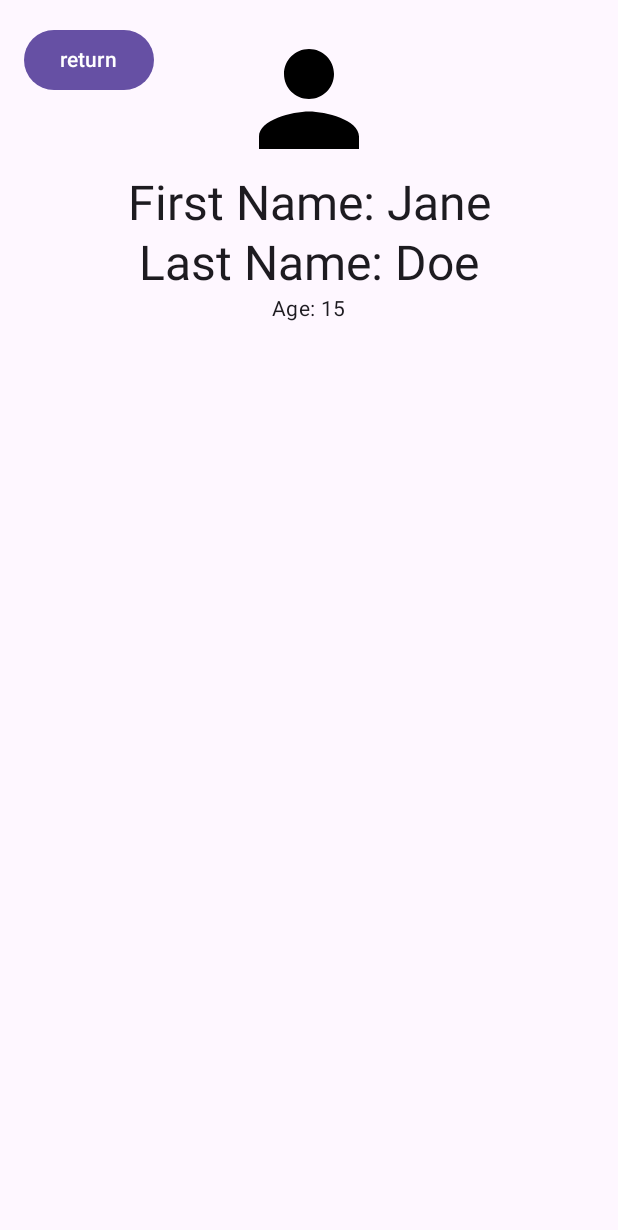
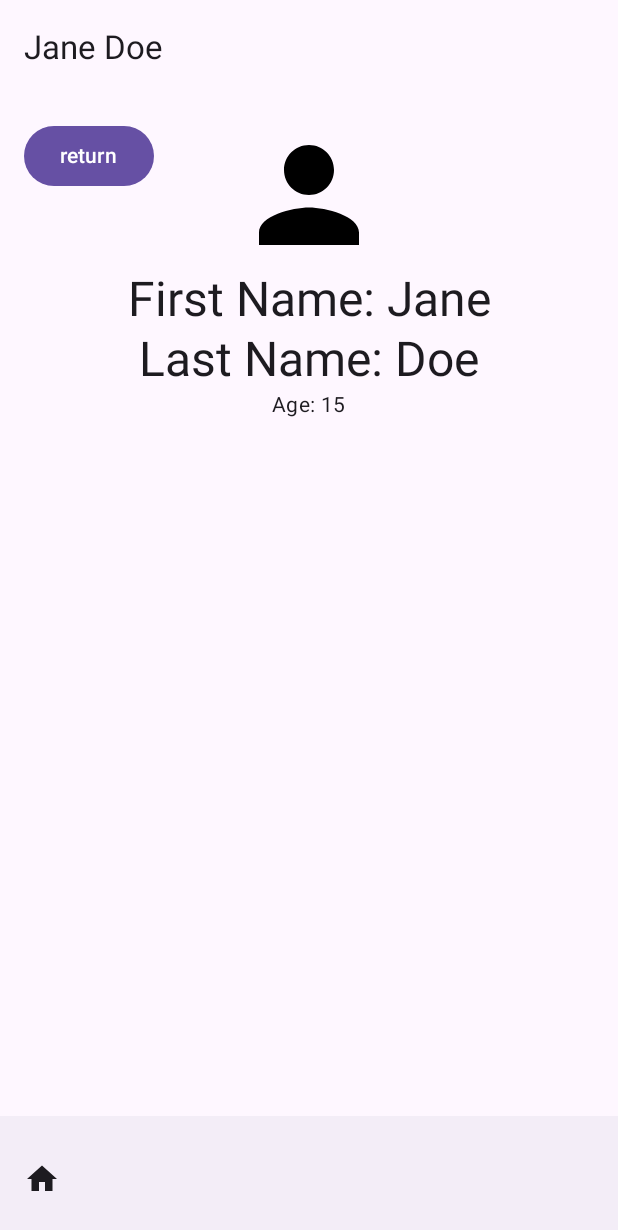
Before and after one commit to chjoe22/kotlinNotes, an Android app built with Jetpack Compose: the screen it shows after launch (MainActivity), after a tap on an icon or button, on a phone screen of 412 x 824 dp. Shown: the top 1230 px of the screen. Run offline under Robolectric (Android 15) with nearby library versions, the phone set to English and light mode, and no system bars.

Commit message:
mindre ændringer til noget top- og bottombar, og opdeling af klasser

```diff
--- a/app/src/main/java/com/example/exercise1/MainActivity.kt
+++ b/app/src/main/java/com/example/exercise1/MainActivity.kt
@@ -11,16 +11,25 @@ import androidx.compose.foundation.layout.*
 import androidx.compose.foundation.lazy.LazyColumn
 import androidx.compose.foundation.lazy.items
 import androidx.compose.foundation.shape.RoundedCornerShape
+import androidx.compose.material.icons.Icons
+import androidx.compose.material.icons.filled.Home
+import androidx.compose.material.icons.filled.Menu
+import androidx.compose.material3.BottomAppBar
 import androidx.compose.material3.Button
 import androidx.compose.material3.ButtonColors
 import androidx.compose.material3.Card
 import androidx.compose.material3.CardDefaults
+import androidx.compose.material3.ExperimentalMaterial3Api
 import androidx.compose.material3.FilledTonalButton
+import androidx.compose.material3.Icon
+import androidx.compose.material3.IconButton
 import androidx.compose.material3.MaterialTheme
 import androidx.compose.material3.OutlinedButton
 import androidx.compose.material3.Scaffold
 import androidx.compose.material3.Text
+import androidx.compose.material3.TopAppBar
 import androidx.compose.runtime.Composable
+import androidx.compose.runtime.getValue
 import androidx.compose.runtime.mutableStateOf
 import androidx.compose.runtime.remember
 import androidx.compose.ui.Alignment
@@ -30,15 +39,20 @@ import androidx.compose.ui.graphics.Color
 import androidx.compose.ui.res.painterResource
 import androidx.compose.ui.tooling.preview.Preview
 import androidx.compose.ui.unit.dp
+import androidx.lifecycle.viewmodel.compose.viewModel
 import androidx.navigation.NavController
 import androidx.navigation.compose.NavHost
 import androidx.navigation.compose.composable
 import androidx.navigation.compose.rememberNavController
+import com.example.exercise1.data.bars.BottomBar
+import com.example.exercise1.data.bars.TopBar
 import com.example.exercise1.data.cards.FriendList
 import com.example.exercise1.data.cards.ProfileCard
 import com.example.exercise1.data.screens.DetailsScreen
 import com.example.exercise1.data.screens.MainScreen
 import com.example.exercise1.data.user.User
+import com.example.exercise1.data.viewmodel.FriendListViewModel
+import com.example.exercise1.data.viewmodel.TopBarViewModel
 import com.example.exercise1.ui.theme.Exercise1Theme
 
 class MainActivity : ComponentActivity() {
@@ -54,27 +68,37 @@ class MainActivity : ComponentActivity() {
         )
         enableEdgeToEdge()
         setContent {
+            val topBarViewModel: TopBarViewModel = viewModel()
+            val friendListViewModel: FriendListViewModel = viewModel()
             Exercise1Theme (
                 dynamicColor = false
             ) {
                 val navController = rememberNavController()
-                NavHost(navController = navController, startDestination = "main") {
+                Scaffold (
+                    topBar = { TopBar(viewModel = topBarViewModel) },
+                    bottomBar = { BottomBar(navController) }
+                ){ paddingValues ->
+                    NavHost(
+                        navController = navController,
+                        startDestination = "main",
+                        modifier = Modifier.padding(paddingValues)
+                    ) {
                         composable("main"){
-                        MainScreen(navController, user, listOfUsers)
+                            MainScreen(navController, user, listOfUsers, friendListViewModel, topBarViewModel)
                         }
                         composable("details/{firstName}/{lastName}/{age}/{image}"){ backStackEntry ->
                             val firstName = backStackEntry.arguments?.getString("firstName")
                             val lastName = backStackEntry.arguments?.getString("lastName")
                             val age = backStackEntry.arguments?.getString("age")?.toInt()
                             val image = backStackEntry.arguments?.getString("image")?.toInt()
-                        DetailsScreen(navController, firstName, lastName, age, image)
+                            DetailsScreen(navController, firstName, lastName, age, image, topBarViewModel = topBarViewModel)
                         }
                     }
                 }
             }
         }
     }
-
+}
 
 @Preview(showBackground = true)
 @Composable
--- /dev/null
+++ b/app/src/main/java/com/example/exercise1/data/bars/BottomBar.kt
@@ -0,0 +1,18 @@
+package com.example.exercise1.data.bars
+
+import androidx.compose.material.icons.Icons
+import androidx.compose.material.icons.filled.Home
+import androidx.compose.material3.BottomAppBar
+import androidx.compose.material3.Icon
+import androidx.compose.material3.IconButton
+import androidx.compose.runtime.Composable
+import androidx.navigation.NavController
+
+@Composable
+fun BottomBar(navController: NavController){
+    BottomAppBar {
+        IconButton(onClick = { navController.navigate("main") }) {
+            Icon(Icons.Filled.Home, contentDescription = "Home")
+        }
+    }
+}
--- /dev/null
+++ b/app/src/main/java/com/example/exercise1/data/bars/TopBar.kt
@@ -0,0 +1,25 @@
+package com.example.exercise1.data.bars
+
+import androidx.compose.foundation.layout.RowScope
+import androidx.compose.material3.ExperimentalMaterial3Api
+import androidx.compose.material3.Text
+import androidx.compose.material3.TopAppBar
+import androidx.compose.runtime.Composable
+import androidx.compose.runtime.getValue
+import androidx.lifecycle.viewmodel.compose.viewModel
+import com.example.exercise1.data.viewmodel.TopBarViewModel
+
+@OptIn(ExperimentalMaterial3Api::class)
+@Composable
+fun TopBar(viewModel: TopBarViewModel = viewModel(), actions: @Composable RowScope.() -> Unit = {}){
+    val title by viewModel.title
+    TopAppBar(
+        title = { Text(title) },
+        actions = actions
+//        navigationIcon = {
+//            IconButton(onClick = {}) {
+//                Icon(Icons.Filled.Menu, contentDescription = "Menu")
+//            }
+//        }
+    )
+}
--- a/app/src/main/java/com/example/exercise1/data/cards/FriendList.kt
+++ b/app/src/main/java/com/example/exercise1/data/cards/FriendList.kt
@@ -35,7 +35,7 @@ import com.example.exercise1.data.viewmodel.FriendListViewModel
 @Composable
 fun FriendList(user: User, navController: NavController, viewModel: FriendListViewModel = viewModel()) {
     val userId = user.getId()
-    val isGreen = viewModel.cardColors[userId] == true
+    val isGreen = viewModel.toggledButtons.contains(userId)
     val backgroundColor = if (isGreen) Color.Green else Color.Unspecified
     Card(
         colors = CardDefaults.cardColors(containerColor = backgroundColor),
@@ -66,7 +66,7 @@ fun FriendList(user: User, navController: NavController, viewModel: FriendListVi
             }
             Button(
                 onClick = {
-                    viewModel.toggleCardColor(userId)
+                    viewModel.toggleButton(userId)
                 },
                 modifier = Modifier.padding(8.dp).size(50.dp),
                 contentPadding = PaddingValues(0.dp),
--- a/app/src/main/java/com/example/exercise1/data/screens/DetailsScreen.kt
+++ b/app/src/main/java/com/example/exercise1/data/screens/DetailsScreen.kt
@@ -8,7 +8,11 @@ import androidx.compose.foundation.layout.height
 import androidx.compose.foundation.layout.padding
 import androidx.compose.foundation.layout.width
 import androidx.compose.foundation.shape.RoundedCornerShape
+import androidx.compose.material.icons.Icons
+import androidx.compose.material.icons.filled.ArrowBack
 import androidx.compose.material3.Button
+import androidx.compose.material3.Icon
+import androidx.compose.material3.IconButton
 import androidx.compose.material3.MaterialTheme
 import androidx.compose.material3.Scaffold
 import androidx.compose.material3.Text
@@ -18,11 +22,21 @@ import androidx.compose.ui.Modifier
 import androidx.compose.ui.draw.clip
 import androidx.compose.ui.res.painterResource
 import androidx.compose.ui.unit.dp
+import androidx.lifecycle.viewmodel.compose.viewModel
 import androidx.navigation.NavController
+import com.example.exercise1.data.viewmodel.TopBarViewModel
 
 @Composable
-fun DetailsScreen(navController: NavController, firstName: String?, lastName: String?, age: Int?, image: Int?){
-    Scaffold(modifier = Modifier.fillMaxSize()) { innerPadding ->
+fun DetailsScreen(navController: NavController,
+                  firstName: String?,
+                  lastName: String?,
+                  age: Int?,
+                  image: Int?,
+                  topBarViewModel: TopBarViewModel = viewModel()
+){
+    topBarViewModel.setTitle(firstName + " " + lastName)
+    Scaffold(modifier = Modifier.fillMaxSize()
+    ) { innerPadding ->
         Button(
             onClick = { navController.popBackStack() },
             modifier = Modifier.padding(16.dp)
--- a/app/src/main/java/com/example/exercise1/data/screens/MainScreen.kt
+++ b/app/src/main/java/com/example/exercise1/data/screens/MainScreen.kt
@@ -14,16 +14,23 @@ import com.example.exercise1.data.cards.FriendList
 import com.example.exercise1.data.cards.ProfileCard
 import com.example.exercise1.data.user.User
 import com.example.exercise1.data.viewmodel.FriendListViewModel
+import com.example.exercise1.data.viewmodel.TopBarViewModel
 
 @Composable
-fun MainScreen(navController: NavController, user: User, listOfUsers: List<User>, viewModel: FriendListViewModel = viewModel()){
+fun MainScreen(navController: NavController,
+               user: User,
+               listOfUsers: List<User>,
+               friendListViewModel: FriendListViewModel = viewModel(),
+               topBarViewModel: TopBarViewModel = viewModel(),
+               ){
     Scaffold(modifier = Modifier.fillMaxSize()) { innerPadding ->
         Column {
+            topBarViewModel.setTitle("Main Screen")
             ProfileCard(user, Modifier.padding(innerPadding))
 
             LazyColumn {
                 items(listOfUsers) { user ->
-                    FriendList(user, navController, viewModel)
+                    FriendList(user, navController, friendListViewModel)
                 }
             }
         }
--- a/app/src/main/java/com/example/exercise1/data/viewmodel/FriendListViewModel.kt
+++ b/app/src/main/java/com/example/exercise1/data/viewmodel/FriendListViewModel.kt
@@ -1,6 +1,9 @@
 package com.example.exercise1.data.viewmodel
 
+import androidx.compose.runtime.getValue
 import androidx.compose.runtime.mutableStateMapOf
+import androidx.compose.runtime.mutableStateOf
+import androidx.compose.runtime.setValue
 import androidx.compose.runtime.snapshots.SnapshotStateMap
 import androidx.lifecycle.ViewModel
 
@@ -9,4 +12,13 @@ class FriendListViewModel : ViewModel() {
     fun toggleCardColor(userId: String){
         cardColors[userId] = cardColors[userId] != true
     }
+
+    var toggledButtons by mutableStateOf(setOf<String>())
+        private set
+    fun toggleButton(userId: String){
+        toggledButtons = if (toggledButtons.contains(userId))
+            toggledButtons - userId
+        else
+            toggledButtons + userId
+    }
 }
--- /dev/null
+++ b/app/src/main/java/com/example/exercise1/data/viewmodel/TopBarViewModel.kt
@@ -0,0 +1,13 @@
+package com.example.exercise1.data.viewmodel
+
+import androidx.compose.runtime.State
+import androidx.compose.runtime.mutableStateOf
+import androidx.lifecycle.ViewModel
+
+class TopBarViewModel : ViewModel(){
+    private val _title = mutableStateOf("Top Bar")
+    val title: State<String> = _title
+    fun setTitle(newTitle: String){
+        _title.value = newTitle
+    }
+}
```
Lines whose indentation alone changed are shown as unchanged.
